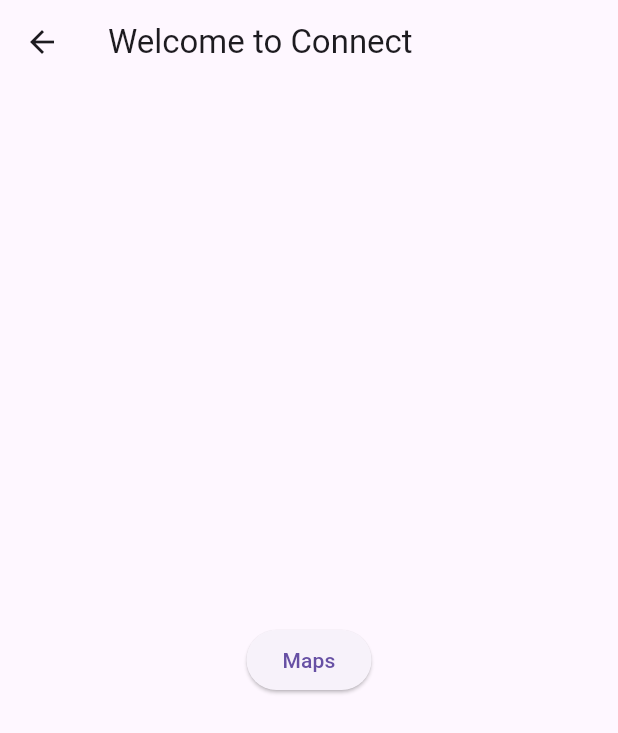
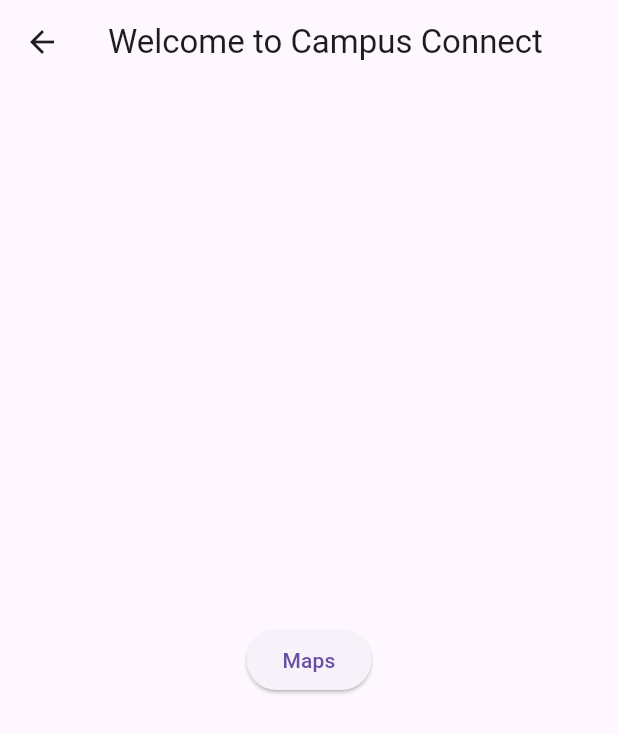
Before and after one commit to 05abdullah05/CampusConnect, a Flutter app: the screen it shows after launch, on a phone screen of 412 x 824 dp. Shown: the top 733 px of the screen. Run offline on Flutter 3.47's test engine with Material 3 defaults, Android fonts, the phone set to English and light mode, and no system bars.

Commit message:
Klar med Milstolpe3

```diff
--- a/flutter_application/lib/pages/home_page.dart
+++ b/flutter_application/lib/pages/home_page.dart
@@ -6,7 +6,7 @@ class HomePage extends StatelessWidget {
   @override
   Widget build(BuildContext context) {
     return Scaffold(
-      appBar: AppBar(title: const Text("Welcome to Connect")),
+      appBar: AppBar(title: const Text("Welcome to Campus Connect")),
       body: Center(
         child: ElevatedButton(
           child: const Text("Maps"),
```
